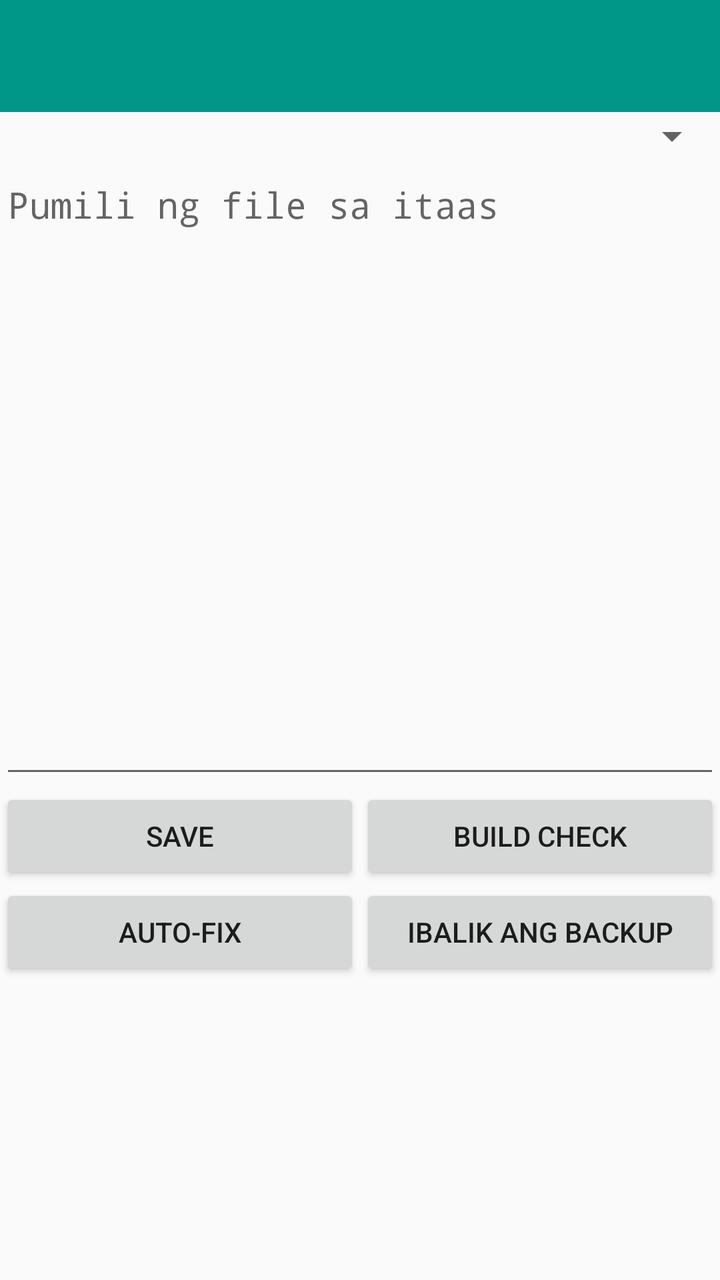
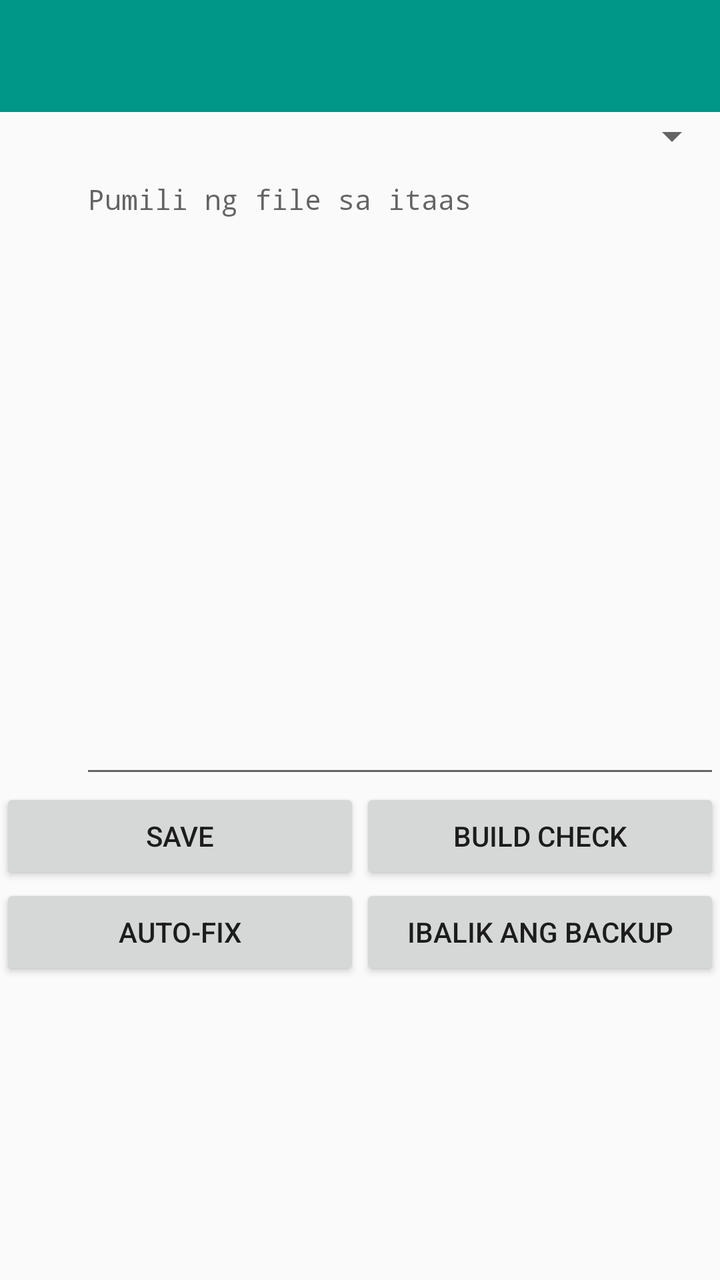

The first picture is an Android layout as it rendered before a commit; the second is the same layout after the commit. The layout source and the unified diff follow.
<!-- AndroidManifest.xml: application theme AppTheme -->
<!-- res/layout/activity_editor.xml -->
<?xml version="1.0" encoding="utf-8"?>
<androidx.drawerlayout.widget.DrawerLayout xmlns:android="http://schemas.android.com/apk/res/android"
    xmlns:app="http://schemas.android.com/apk/res-auto"
    android:id="@+id/drawer_layout"
    android:layout_width="match_parent"
    android:layout_height="match_parent">
    <LinearLayout
        android:layout_width="match_parent"
        android:layout_height="match_parent"
        android:orientation="vertical">
        <androidx.appcompat.widget.Toolbar
            android:id="@+id/toolbar"
            android:layout_width="match_parent"
            android:layout_height="?attr/actionBarSize"
            android:background="#009688"
            app:titleTextColor="#FFFFFF" />
        <Spinner
            android:id="@+id/file_spinner"
            android:layout_width="match_parent"
            android:layout_height="wrap_content" />
        <EditText
            android:id="@+id/editor"
            android:layout_width="match_parent"
            android:layout_height="0dp"
            android:layout_weight="1"
            android:gravity="top|start"
            android:fontFamily="monospace"
            android:hint="Pumili ng file sa itaas" />
        <LinearLayout
            android:layout_width="match_parent"
            android:layout_height="wrap_content"
            android:orientation="horizontal">
            <Button
                android:id="@+id/btn_save"
                android:layout_width="0dp"
                android:layout_height="wrap_content"
                android:layout_weight="1"
                android:text="Save" />
            <Button
                android:id="@+id/btn_build"
                android:layout_width="0dp"
                android:layout_height="wrap_content"
                android:layout_weight="1"
                android:text="Build Check" />
        </LinearLayout>
        <LinearLayout
            android:layout_width="match_parent"
            android:layout_height="wrap_content"
            android:orientation="horizontal">
            <Button
                android:id="@+id/btn_autofix"
                android:layout_width="0dp"
                android:layout_height="wrap_content"
                android:layout_weight="1"
                android:text="Auto-fix" />
            <Button
                android:id="@+id/btn_restore"
                android:layout_width="0dp"
                android:layout_height="wrap_content"
                android:layout_weight="1"
                android:text="Ibalik ang backup" />
        </LinearLayout>
        <TextView
            android:id="@+id/errors_header"
            android:layout_width="match_parent"
            android:layout_height="wrap_content"
            android:padding="8dp"
            android:textSize="16sp"
            android:textStyle="bold"
            android:visibility="gone" />
        <LinearLayout
            android:id="@+id/errors_panel"
            android:layout_width="match_parent"
            android:layout_height="wrap_content"
            android:orientation="vertical"
            android:visibility="gone" />
        <ScrollView
            android:layout_width="match_parent"
            android:layout_height="150dp">
            <TextView
                android:id="@+id/build_log"
                android:layout_width="match_parent"
                android:layout_height="wrap_content"
                android:fontFamily="monospace"
                android:padding="8dp" />
        </ScrollView>
    </LinearLayout>
    <com.google.android.material.navigation.NavigationView
        android:id="@+id/nav_view"
        android:layout_width="300dp"
        android:layout_height="match_parent"
        android:layout_gravity="start"
        app:headerLayout="@layout/drawer_header"
        app:menu="@menu/drawer_menu" />
</androidx.drawerlayout.widget.DrawerLayout>
<!-- res/layout/drawer_header.xml (included above) -->
<?xml version="1.0" encoding="utf-8"?>
<LinearLayout xmlns:android="http://schemas.android.com/apk/res/android"
    android:layout_width="match_parent"
    android:layout_height="wrap_content"
    android:orientation="vertical"
    android:padding="16dp">
    <TextView
        android:layout_width="wrap_content"
        android:layout_height="wrap_content"
        android:text="Project"
        android:textSize="20sp"
        android:textStyle="bold" />
    <TextView
        android:layout_width="wrap_content"
        android:layout_height="wrap_content"
        android:text="DevxyzFCS"
        android:textColor="#757575"
        android:textSize="14sp" />
</LinearLayout>
<!-- resources referenced by this layout -->
<resources>
  <style name="AppTheme" parent="Theme.AppCompat.Light.NoActionBar">
          <item name="colorPrimary">#009688</item>
          <item name="colorPrimaryDark">#00796B</item>
          <item name="colorAccent">#009688</item>
      </style>
</resources>

<!-- the commit's change to res/layout/activity_editor.xml (unified diff, before → after) -->
@@ -18,14 +18,30 @@
             android:id="@+id/file_spinner"
             android:layout_width="match_parent"
             android:layout_height="wrap_content" />
-        <EditText
-            android:id="@+id/editor"
+        <LinearLayout
             android:layout_width="match_parent"
             android:layout_height="0dp"
             android:layout_weight="1"
-            android:gravity="top|start"
-            android:fontFamily="monospace"
-            android:hint="Pumili ng file sa itaas" />
+            android:orientation="horizontal">
+            <TextView
+                android:id="@+id/line_numbers"
+                android:layout_width="40dp"
+                android:layout_height="match_parent"
+                android:gravity="end|top"
+                android:fontFamily="monospace"
+                android:textSize="14sp"
+                android:textColor="#757575"
+                android:paddingEnd="8dp" />
+            <EditText
+                android:id="@+id/editor"
+                android:layout_width="0dp"
+                android:layout_height="match_parent"
+                android:layout_weight="1"
+                android:gravity="top|start"
+                android:fontFamily="monospace"
+                android:textSize="14sp"
+                android:hint="Pumili ng file sa itaas" />
+        </LinearLayout>
         <LinearLayout
             android:layout_width="match_parent"
             android:layout_height="wrap_content"
